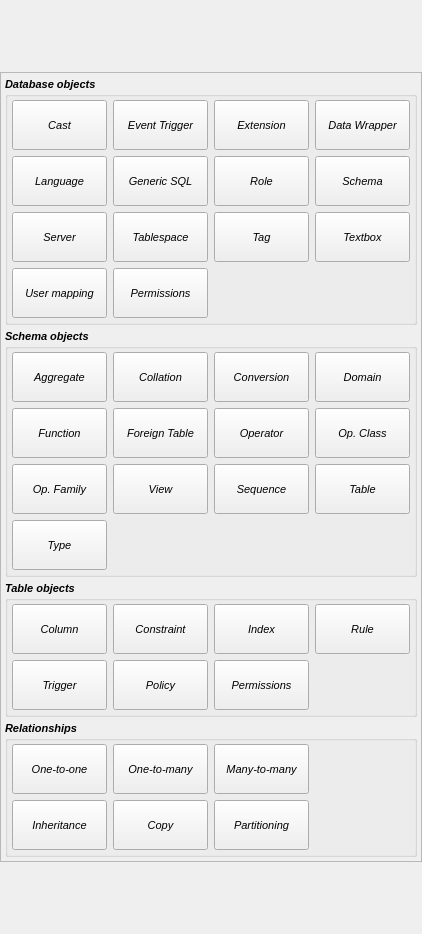
Above: libpgmodeler_ui/ui/newobjectoverlaywidget.ui from pgmodeler/pgmodeler before the change. Below: the same form after it.
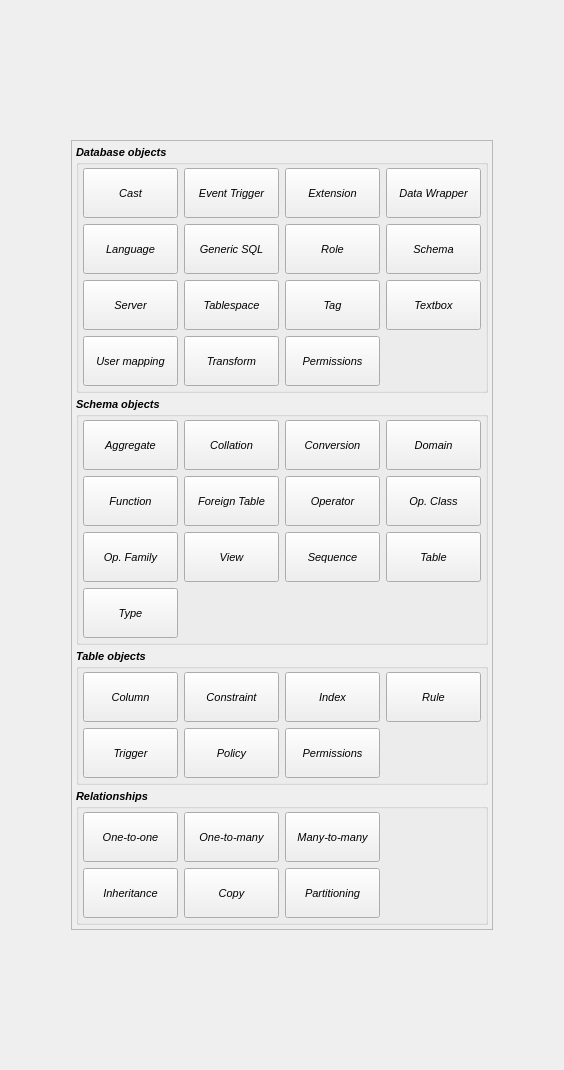
That is the form after the change. Icons and pictures are not drawn.

Commit message:
Create a basic structure for TransformWidget
Added a tool button for transform objects in NewObjectOverlayWidget

```diff
--- a/libpgmodeler_ui/ui/newobjectoverlaywidget.ui
+++ b/libpgmodeler_ui/ui/newobjectoverlaywidget.ui
@@ -6,8 +6,8 @@
    <rect>
     <x>0</x>
     <y>0</y>
-    <width>422</width>
-    <height>934</height>
+    <width>564</width>
+    <height>1070</height>
    </rect>
   </property>
   <property name="sizePolicy">
@@ -140,7 +140,9 @@
               </property>
               <property name="font">
                <font>
+                <pointsize>8</pointsize>
                 <weight>50</weight>
+                <italic>true</italic>
                 <bold>false</bold>
                </font>
               </property>
@@ -184,7 +186,9 @@
               </property>
               <property name="font">
                <font>
+                <pointsize>8</pointsize>
                 <weight>50</weight>
+                <italic>true</italic>
                 <bold>false</bold>
                </font>
               </property>
@@ -228,7 +232,9 @@
               </property>
               <property name="font">
                <font>
+                <pointsize>8</pointsize>
                 <weight>50</weight>
+                <italic>true</italic>
                 <bold>false</bold>
                </font>
               </property>
@@ -256,50 +262,6 @@
               </property>
              </widget>
             </item>
-            <item row="4" column="1">
-             <widget class="QToolButton" name="db_sch_perms_tb">
-              <property name="sizePolicy">
-               <sizepolicy hsizetype="Preferred" vsizetype="Fixed">
-                <horstretch>0</horstretch>
-                <verstretch>0</verstretch>
-               </sizepolicy>
-              </property>
-              <property name="minimumSize">
-               <size>
-                <width>95</width>
-                <height>50</height>
-               </size>
-              </property>
-              <property name="font">
-               <font>
-                <weight>50</weight>
-                <bold>false</bold>
-               </font>
-              </property>
-              <property name="focusPolicy">
-               <enum>Qt::NoFocus</enum>
-              </property>
-              <property name="text">
-               <string>Permissions</string>
-              </property>
-              <property name="icon">
-               <iconset resource="../res/resources.qrc">
-                <normaloff>:/icones/icones/permission.png</normaloff>:/icones/icones/permission.png</iconset>
-              </property>
-              <property name="iconSize">
-               <size>
-                <width>32</width>
-                <height>32</height>
-               </size>
-              </property>
-              <property name="popupMode">
-               <enum>QToolButton::InstantPopup</enum>
-              </property>
-              <property name="toolButtonStyle">
-               <enum>Qt::ToolButtonTextUnderIcon</enum>
-              </property>
-             </widget>
-            </item>
             <item row="1" column="2">
              <widget class="QToolButton" name="role_tb">
               <property name="sizePolicy">
@@ -316,7 +278,9 @@
               </property>
               <property name="font">
                <font>
+                <pointsize>8</pointsize>
                 <weight>50</weight>
+                <italic>true</italic>
                 <bold>false</bold>
                </font>
               </property>
@@ -360,7 +324,9 @@
               </property>
               <property name="font">
                <font>
+                <pointsize>8</pointsize>
                 <weight>50</weight>
+                <italic>true</italic>
                 <bold>false</bold>
                </font>
               </property>
@@ -404,7 +370,9 @@
               </property>
               <property name="font">
                <font>
+                <pointsize>8</pointsize>
                 <weight>50</weight>
+                <italic>true</italic>
                 <bold>false</bold>
                </font>
               </property>
@@ -448,7 +416,9 @@
               </property>
               <property name="font">
                <font>
+                <pointsize>8</pointsize>
                 <weight>50</weight>
+                <italic>true</italic>
                 <bold>false</bold>
                </font>
               </property>
@@ -492,7 +462,9 @@
               </property>
               <property name="font">
                <font>
+                <pointsize>8</pointsize>
                 <weight>50</weight>
+                <italic>true</italic>
                 <bold>false</bold>
                </font>
               </property>
@@ -536,7 +508,9 @@
               </property>
               <property name="font">
                <font>
+                <pointsize>8</pointsize>
                 <weight>50</weight>
+                <italic>true</italic>
                 <bold>false</bold>
                </font>
               </property>
@@ -583,7 +557,9 @@
               </property>
               <property name="font">
                <font>
+                <pointsize>8</pointsize>
                 <weight>50</weight>
+                <italic>true</italic>
                 <bold>false</bold>
                </font>
               </property>
@@ -627,7 +603,9 @@
               </property>
               <property name="font">
                <font>
+                <pointsize>8</pointsize>
                 <weight>50</weight>
+                <italic>true</italic>
                 <bold>false</bold>
                </font>
               </property>
@@ -671,7 +649,9 @@
               </property>
               <property name="font">
                <font>
+                <pointsize>8</pointsize>
                 <weight>50</weight>
+                <italic>true</italic>
                 <bold>false</bold>
                </font>
               </property>
@@ -715,7 +695,9 @@
               </property>
               <property name="font">
                <font>
+                <pointsize>8</pointsize>
                 <weight>50</weight>
+                <italic>true</italic>
                 <bold>false</bold>
                </font>
               </property>
@@ -743,6 +725,98 @@
               </property>
              </widget>
             </item>
+            <item row="4" column="2">
+             <widget class="QToolButton" name="db_sch_perms_tb">
+              <property name="sizePolicy">
+               <sizepolicy hsizetype="Preferred" vsizetype="Fixed">
+                <horstretch>0</horstretch>
+                <verstretch>0</verstretch>
+               </sizepolicy>
+              </property>
+              <property name="minimumSize">
+               <size>
+                <width>95</width>
+                <height>50</height>
+               </size>
+              </property>
+              <property name="font">
+               <font>
+                <pointsize>8</pointsize>
+                <weight>50</weight>
+                <italic>true</italic>
+                <bold>false</bold>
+               </font>
+              </property>
+              <property name="focusPolicy">
+               <enum>Qt::NoFocus</enum>
+              </property>
+              <property name="text">
+               <string>Permissions</string>
+              </property>
+              <property name="icon">
+               <iconset resource="../res/resources.qrc">
+                <normaloff>:/icones/icones/permission.png</normaloff>:/icones/icones/permission.png</iconset>
+              </property>
+              <property name="iconSize">
+               <size>
+                <width>32</width>
+                <height>32</height>
+               </size>
+              </property>
+              <property name="popupMode">
+               <enum>QToolButton::InstantPopup</enum>
+              </property>
+              <property name="toolButtonStyle">
+               <enum>Qt::ToolButtonTextUnderIcon</enum>
+              </property>
+             </widget>
+            </item>
+            <item row="4" column="1">
+             <widget class="QToolButton" name="transform_tb">
+              <property name="sizePolicy">
+               <sizepolicy hsizetype="Preferred" vsizetype="Fixed">
+                <horstretch>0</horstretch>
+                <verstretch>0</verstretch>
+               </sizepolicy>
+              </property>
+              <property name="minimumSize">
+               <size>
+                <width>95</width>
+                <height>50</height>
+               </size>
+              </property>
+              <property name="font">
+               <font>
+                <pointsize>8</pointsize>
+                <weight>50</weight>
+                <italic>true</italic>
+                <bold>false</bold>
+               </font>
+              </property>
+              <property name="focusPolicy">
+               <enum>Qt::NoFocus</enum>
+              </property>
+              <property name="text">
+               <string>Transform</string>
+              </property>
+              <property name="icon">
+               <iconset resource="../res/resources.qrc">
+                <normaloff>:/icones/icones/transform.png</normaloff>:/icones/icones/transform.png</iconset>
+              </property>
+              <property name="iconSize">
+               <size>
+                <width>32</width>
+                <height>32</height>
+               </size>
+              </property>
+              <property name="popupMode">
+               <enum>QToolButton::InstantPopup</enum>
+              </property>
+              <property name="toolButtonStyle">
+               <enum>Qt::ToolButtonTextUnderIcon</enum>
+              </property>
+             </widget>
+            </item>
            </layout>
           </widget>
          </item>
@@ -807,7 +881,9 @@
               </property>
               <property name="font">
                <font>
+                <pointsize>8</pointsize>
                 <weight>50</weight>
+                <italic>true</italic>
                 <bold>false</bold>
                </font>
               </property>
@@ -851,7 +927,9 @@
               </property>
               <property name="font">
                <font>
+                <pointsize>8</pointsize>
                 <weight>50</weight>
+                <italic>true</italic>
                 <bold>false</bold>
                </font>
               </property>
@@ -895,7 +973,9 @@
               </property>
               <property name="font">
                <font>
+                <pointsize>8</pointsize>
                 <weight>50</weight>
+                <italic>true</italic>
                 <bold>false</bold>
                </font>
               </property>
@@ -939,7 +1019,9 @@
               </property>
               <property name="font">
                <font>
+                <pointsize>8</pointsize>
                 <weight>50</weight>
+                <italic>true</italic>
                 <bold>false</bold>
                </font>
               </property>
@@ -983,7 +1065,9 @@
               </property>
               <property name="font">
                <font>
+                <pointsize>8</pointsize>
                 <weight>50</weight>
+                <italic>true</italic>
                 <bold>false</bold>
                </font>
               </property>
@@ -1027,7 +1111,9 @@
               </property>
               <property name="font">
                <font>
+                <pointsize>8</pointsize>
                 <weight>50</weight>
+                <italic>true</italic>
                 <bold>false</bold>
                </font>
               </property>
@@ -1071,7 +1157,9 @@
               </property>
               <property name="font">
                <font>
+                <pointsize>8</pointsize>
                 <weight>50</weight>
+                <italic>true</italic>
                 <bold>false</bold>
                </font>
               </property>
@@ -1115,7 +1203,9 @@
               </property>
               <property name="font">
                <font>
+                <pointsize>8</pointsize>
                 <weight>50</weight>
+                <italic>true</italic>
                 <bold>false</bold>
                </font>
               </property>
@@ -1159,7 +1249,9 @@
               </property>
               <property name="font">
                <font>
+                <pointsize>8</pointsize>
                 <weight>50</weight>
+                <italic>true</italic>
                 <bold>false</bold>
                </font>
               </property>
@@ -1203,7 +1295,9 @@
               </property>
               <property name="font">
                <font>
+                <pointsize>8</pointsize>
                 <weight>50</weight>
+                <italic>true</italic>
                 <bold>false</bold>
                </font>
               </property>
@@ -1247,7 +1341,9 @@
               </property>
               <property name="font">
                <font>
+                <pointsize>8</pointsize>
                 <weight>50</weight>
+                <italic>true</italic>
                 <bold>false</bold>
                </font>
               </property>
@@ -1291,7 +1387,9 @@
               </property>
               <property name="font">
                <font>
+                <pointsize>8</pointsize>
                 <weight>50</weight>
+                <italic>true</italic>
                 <bold>false</bold>
                </font>
               </property>
@@ -1335,7 +1433,9 @@
               </property>
               <property name="font">
                <font>
+                <pointsize>8</pointsize>
                 <weight>50</weight>
+                <italic>true</italic>
                 <bold>false</bold>
                </font>
               </property>
@@ -1427,7 +1527,9 @@
               </property>
               <property name="font">
                <font>
+                <pointsize>8</pointsize>
                 <weight>50</weight>
+                <italic>true</italic>
                 <bold>false</bold>
                </font>
               </property>
@@ -1471,7 +1573,9 @@
               </property>
               <property name="font">
                <font>
+                <pointsize>8</pointsize>
                 <weight>50</weight>
+                <italic>true</italic>
                 <bold>false</bold>
                </font>
               </property>
@@ -1515,7 +1619,9 @@
               </property>
               <property name="font">
                <font>
+                <pointsize>8</pointsize>
                 <weight>50</weight>
+                <italic>true</italic>
                 <bold>false</bold>
                </font>
               </property>
@@ -1559,7 +1665,9 @@
               </property>
               <property name="font">
                <font>
+                <pointsize>8</pointsize>
                 <weight>50</weight>
+                <italic>true</italic>
                 <bold>false</bold>
                </font>
               </property>
@@ -1603,7 +1711,9 @@
               </property>
               <property name="font">
                <font>
+                <pointsize>8</pointsize>
                 <weight>50</weight>
+                <italic>true</italic>
                 <bold>false</bold>
                </font>
               </property>
@@ -1647,7 +1757,9 @@
               </property>
               <property name="font">
                <font>
+                <pointsize>8</pointsize>
                 <weight>50</weight>
+                <italic>true</italic>
                 <bold>false</bold>
                </font>
               </property>
@@ -1691,7 +1803,9 @@
               </property>
               <property name="font">
                <font>
+                <pointsize>8</pointsize>
                 <weight>50</weight>
+                <italic>true</italic>
                 <bold>false</bold>
                </font>
               </property>
@@ -1783,7 +1897,9 @@
               </property>
               <property name="font">
                <font>
+                <pointsize>8</pointsize>
                 <weight>50</weight>
+                <italic>true</italic>
                 <bold>false</bold>
                </font>
               </property>
@@ -1827,7 +1943,9 @@
               </property>
               <property name="font">
                <font>
+                <pointsize>8</pointsize>
                 <weight>50</weight>
+                <italic>true</italic>
                 <bold>false</bold>
                </font>
               </property>
@@ -1871,7 +1989,9 @@
               </property>
               <property name="font">
                <font>
+                <pointsize>8</pointsize>
                 <weight>50</weight>
+                <italic>true</italic>
                 <bold>false</bold>
                </font>
               </property>
@@ -1915,7 +2035,9 @@
               </property>
               <property name="font">
                <font>
+                <pointsize>8</pointsize>
                 <weight>50</weight>
+                <italic>true</italic>
                 <bold>false</bold>
                </font>
               </property>
@@ -1959,7 +2081,9 @@
               </property>
               <property name="font">
                <font>
+                <pointsize>8</pointsize>
                 <weight>50</weight>
+                <italic>true</italic>
                 <bold>false</bold>
                </font>
               </property>
@@ -2003,7 +2127,9 @@
               </property>
               <property name="font">
                <font>
+                <pointsize>8</pointsize>
                 <weight>50</weight>
+                <italic>true</italic>
                 <bold>false</bold>
                </font>
               </property>
```
The commit also changes 9 other files.
